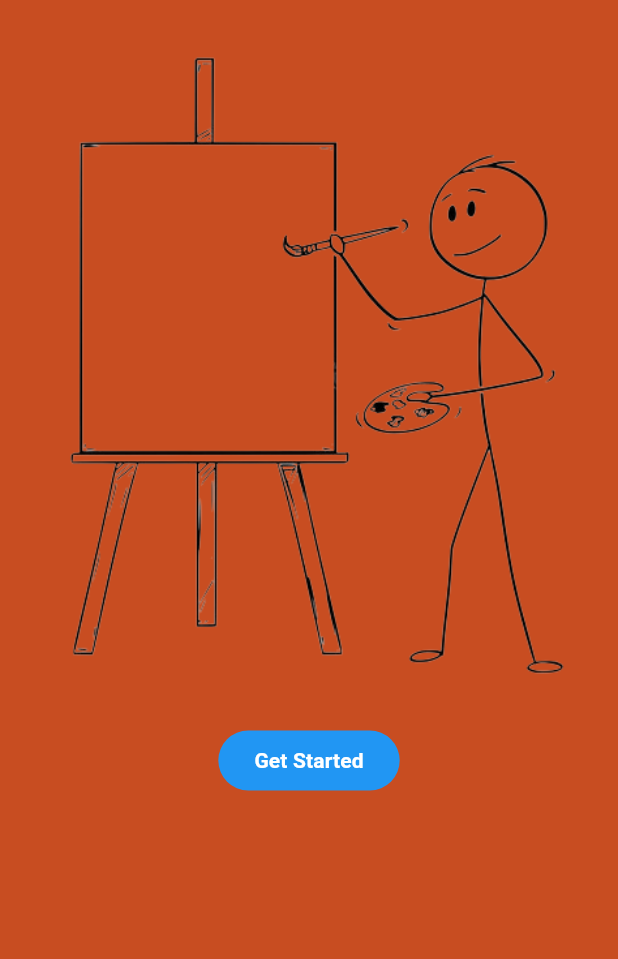
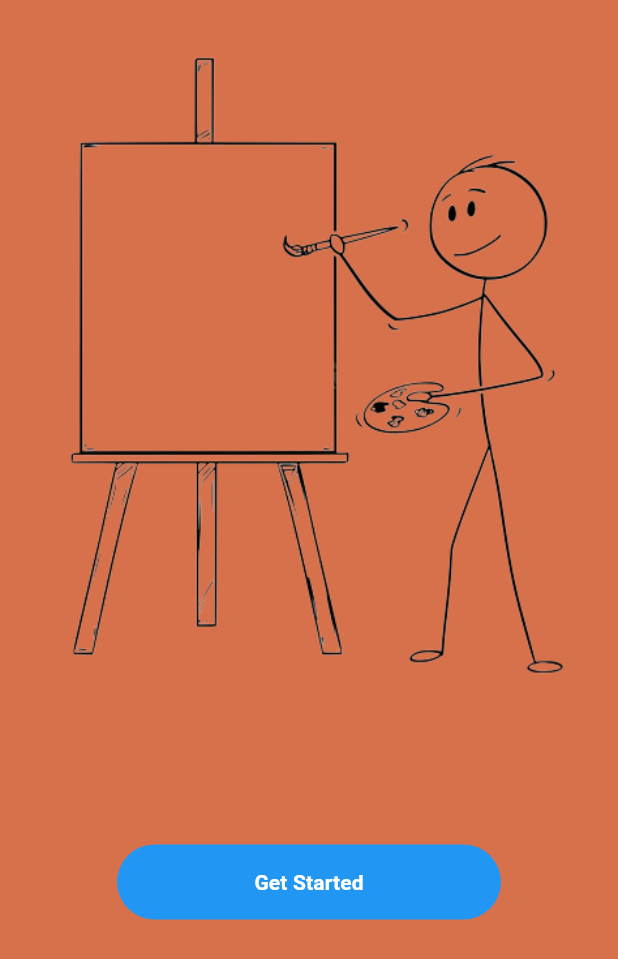
Before and after one commit to nasifayc/gdsc_study_session_g1, a Flutter app: the screen it shows after launch, on a phone screen of 412 x 824 dp. Shown: the top 959 px of the screen. Run offline on Flutter 3.47's test engine with Material 3 defaults, Android fonts, the phone set to English and light mode, and no system bars.

Commit message:
Updating main File

```diff
--- a/Dart-Tasks/ToDo/todo_app/lib/main.dart
+++ b/Dart-Tasks/ToDo/todo_app/lib/main.dart
@@ -12,7 +12,7 @@ class Home extends StatelessWidget {
       home: Scaffold(
         body: Container(
           decoration: const BoxDecoration(
-            color: Color.fromARGB(255, 200, 77, 33),
+            color: Color.fromARGB(255, 215, 113, 76),
           ),
           child: const Homepage(),
         ),
@@ -31,14 +31,20 @@ class Homepage extends StatefulWidget {
 class _HomepageState extends State<Homepage> {
   @override
   Widget build(BuildContext context) {
-    return Column(
+    return Center(
+      child: Column(
         children: [
           Image.asset(
             'assets/images/stick-removebg-preview.png',
             width: 483,
             height: 483,
           ),
-        const ElevatedButton(
+          const Padding(
+            padding: EdgeInsets.only(top: 80),
+            child: SizedBox(
+              width: 256,
+              height: 50,
+              child: ElevatedButton(
                 onPressed: null,
                 style: ButtonStyle(
                   backgroundColor: MaterialStatePropertyAll(Colors.blue),
@@ -50,8 +56,11 @@ class _HomepageState extends State<Homepage> {
                     fontWeight: FontWeight.bold,
                   ),
                 ),
+              ),
+            ),
           )
         ],
+      ),
     );
   }
 }
```
Lines whose indentation alone changed are shown as unchanged.
